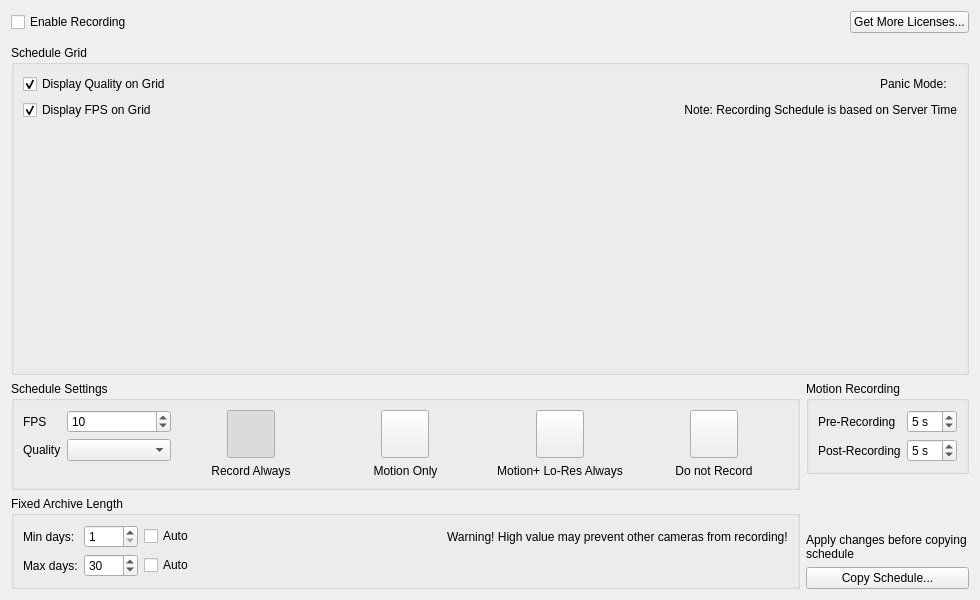
First picture: the form in client/src/ui/widgets/properties/camera_schedule_widget.ui, repository networkoptix/nx_open, before the edit.
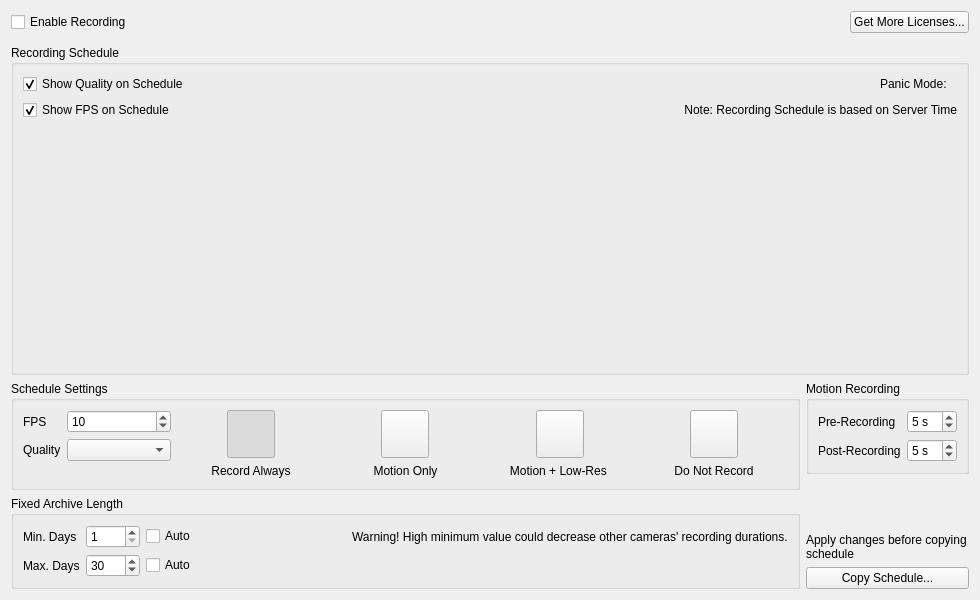
Second picture: the form after the edit. Custom widgets are drawn as their Qt base class.

Diff of the .ui file:
```diff
--- a/client/src/ui/widgets/properties/camera_schedule_widget.ui
+++ b/client/src/ui/widgets/properties/camera_schedule_widget.ui
@@ -60,7 +60,7 @@
    <item>
     <widget class="QGroupBox" name="scheduleGridGroupBox">
      <property name="title">
-      <string>Schedule Grid</string>
+      <string>Recording Schedule</string>
      </property>
      <layout class="QVBoxLayout" name="scheduleGridLayout" stretch="0,0,1">
       <item>
@@ -71,7 +71,7 @@
         <item>
          <widget class="QCheckBox" name="displayQualityCheckBox">
           <property name="text">
-           <string>Display Quality on Grid</string>
+           <string>Show Quality on Schedule</string>
           </property>
           <property name="checked">
            <bool>true</bool>
@@ -99,7 +99,7 @@
         <item>
          <widget class="QCheckBox" name="displayFpsCheckBox">
           <property name="text">
-           <string>Display FPS on Grid</string>
+           <string>Show FPS on Schedule</string>
           </property>
           <property name="checked">
            <bool>true</bool>
@@ -353,7 +353,7 @@
             <item>
              <widget class="QLabel" name="labelMotionPlusLQ">
               <property name="text">
-               <string>Motion+ Lo-Res Always</string>
+               <string>Motion + Low-Res </string>
               </property>
               <property name="alignment">
                <set>Qt::AlignCenter</set>
@@ -408,7 +408,7 @@
             <item>
              <widget class="QLabel" name="label_8">
               <property name="text">
-               <string>Do not Record</string>
+               <string>Do Not Record</string>
               </property>
               <property name="alignment">
                <set>Qt::AlignCenter</set>
@@ -464,7 +464,7 @@
             <item>
              <widget class="QLabel" name="minArchiveDaysWarningLabel">
               <property name="text">
-               <string>Warning! High value may prevent other cameras from recording!</string>
+               <string>Warning! High minimum value could decrease other cameras' recording durations.</string>
               </property>
              </widget>
             </item>
@@ -510,14 +510,14 @@
           <item row="0" column="0">
            <widget class="QLabel" name="label_7">
             <property name="text">
-             <string>Min days:</string>
+             <string>Min. Days</string>
             </property>
            </widget>
           </item>
           <item row="1" column="0">
            <widget class="QLabel" name="label_6">
             <property name="text">
-             <string>Max days:</string>
+             <string>Max. Days</string>
             </property>
            </widget>
           </item>
```
